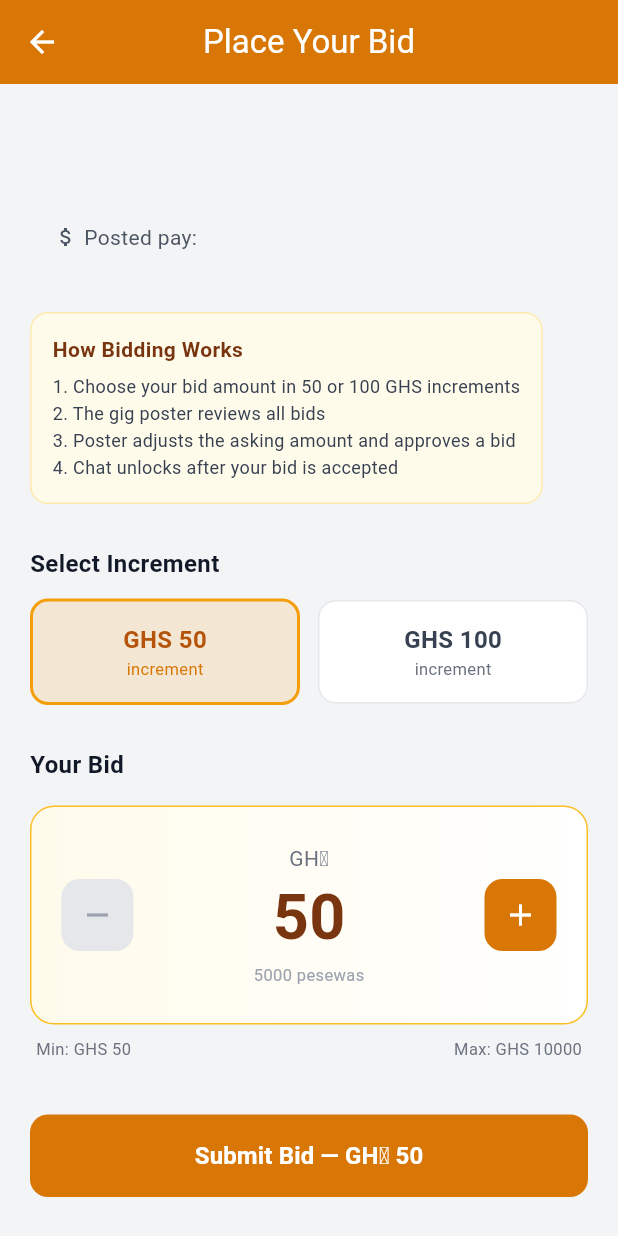
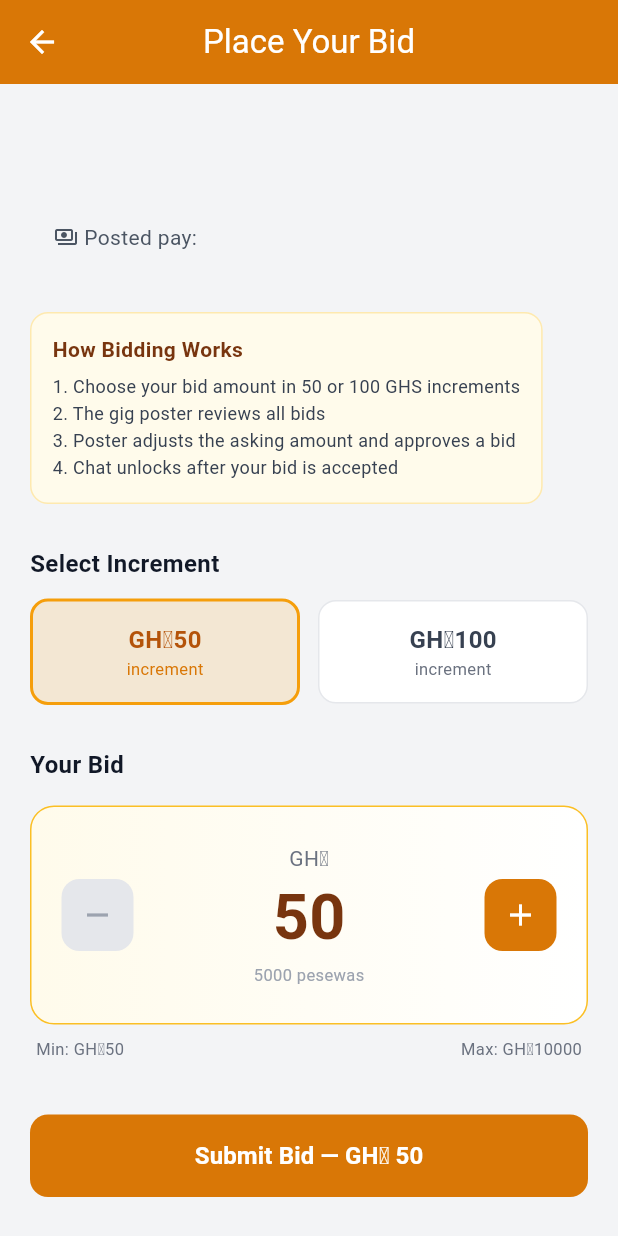
Before and after one commit to dcharway/akwaabagigs_mobile_app, a Flutter app: the BidScreen screen opened directly with empty values, on a phone screen of 412 x 824 dp. Run offline on Flutter 3.47's test engine with Material 3 defaults, Android fonts, the phone set to English and light mode, and no system bars; our stand-ins replace cached_network_image, carousel_slider, image_picker, parse_server_sdk_flutter, permission_handler, shared_preferences and 2 more; missing offline and left inert: flutter_ai_toolkit; accounts and stored records are empty; network calls fail.

Commit message:
Replace all $ / GHS currency references with GH₵ (Ghana Cedis)
Standardized all currency display across the entire app to use the
Ghana Cedis symbol GH₵ instead of GHS text or $ dollar signs.

- Replaced all 'GHS X' text with 'GH₵X' across 14 files
- Replaced Icons.attach_money ($) with Icons.payments_outlined in
  job_details, job_applications, bid_screen, post_gig, edit_gig, escrow
- Updated all prefixText fields from 'GHS ' to 'GH₵ '
- Updated all label text from '(GHS)' to '(GH₵)'
- Updated pricing tier descriptions (GH₵50/day, GH₵250/week, etc.)

https://claude.ai/code/session_012PKBSfAkDvPcbEGxMprzbh

```diff
--- a/lib/screens/admin_manage_store_screen.dart
+++ b/lib/screens/admin_manage_store_screen.dart
@@ -58,7 +58,7 @@ class _AdminManageStoreScreenState extends State<AdminManageStoreScreen>
               controller: priceController,
               keyboardType: TextInputType.number,
               decoration: const InputDecoration(
-                labelText: 'Price (GHS)',
+                labelText: 'Price (GH₵)',
                 prefixText: 'GH₵ ',
               ),
             ),
--- a/lib/screens/admin_post_product_screen.dart
+++ b/lib/screens/admin_post_product_screen.dart
@@ -210,8 +210,8 @@ class _AdminPostProductScreenState extends State<AdminPostProductScreen> {
                       controller: _priceController,
                       keyboardType: TextInputType.number,
                       decoration: const InputDecoration(
-                        labelText: 'Price (GHS)',
-                        prefixText: 'GH₵ ',
+                        labelText: 'Price (GH₵)',
+                        prefixText: 'GH₵',
                       ),
                       validator: (v) {
                         if (v == null || v.isEmpty) return 'Required';
--- a/lib/screens/admin_video_ads_screen.dart
+++ b/lib/screens/admin_video_ads_screen.dart
@@ -168,7 +168,7 @@ class _AdminVideoAdsScreenState extends State<AdminVideoAdsScreen> {
                       ),
                     ),
                     const SizedBox(height: 4),
-                    Text('GHS ${priceGhs.toStringAsFixed(0)}',
+                    Text('GH₵${priceGhs.toStringAsFixed(0)}',
                         style: const TextStyle(
                             fontWeight: FontWeight.bold,
                             color: AppColors.amber700)),
@@ -329,9 +329,9 @@ class _CreateVideoAdScreenState extends State<_CreateVideoAdScreen> {
   File? _videoFile;
 
   static const Map<String, Map<String, dynamic>> _pricingTiers = {
-    'daily': {'label': 'Daily', 'priceGhs': 50, 'desc': 'GHS 50/day'},
-    'weekly': {'label': 'Weekly', 'priceGhs': 250, 'desc': 'GHS 250/week'},
-    'monthly': {'label': 'Monthly', 'priceGhs': 800, 'desc': 'GHS 800/month'},
+    'daily': {'label': 'Daily', 'priceGhs': 50, 'desc': 'GH₵50/day'},
+    'weekly': {'label': 'Weekly', 'priceGhs': 250, 'desc': 'GH₵250/week'},
+    'monthly': {'label': 'Monthly', 'priceGhs': 800, 'desc': 'GH₵800/month'},
     'custom': {'label': 'Custom', 'priceGhs': 0, 'desc': 'Negotiable'},
   };
 
@@ -678,8 +678,8 @@ class _CreateVideoAdScreenState extends State<_CreateVideoAdScreen> {
                   controller: _customPriceController,
                   keyboardType: TextInputType.number,
                   decoration: const InputDecoration(
-                    labelText: 'Custom Price (GHS)',
-                    prefixText: 'GHS ',
+                    labelText: 'Custom Price (GH₵)',
+                    prefixText: 'GH₵ ',
                   ),
                   onChanged: (_) => setState(() {}),
                 ),
@@ -714,7 +714,7 @@ class _CreateVideoAdScreenState extends State<_CreateVideoAdScreen> {
                       ],
                     ),
                     Text(
-                      'GHS ${_totalGhs.toStringAsFixed(2)}',
+                      'GH₵${_totalGhs.toStringAsFixed(2)}',
                       style: const TextStyle(
                           fontSize: 22,
                           fontWeight: FontWeight.bold,
@@ -745,7 +745,7 @@ class _CreateVideoAdScreenState extends State<_CreateVideoAdScreen> {
                               strokeWidth: 2,
                               color: Colors.white))
                       : Text(
-                          'Create Ad — GHS ${_totalGhs.toStringAsFixed(2)}',
+                          'Create Ad — GH₵${_totalGhs.toStringAsFixed(2)}',
                           style: const TextStyle(fontSize: 16)),
                 ),
               ),
@@ -896,7 +896,7 @@ class _EditVideoAdScreenState extends State<_EditVideoAdScreen> {
               controller: _priceController,
               keyboardType: TextInputType.number,
               decoration: const InputDecoration(
-                  labelText: 'Price (GHS)', prefixText: 'GHS '),
+                  labelText: 'Price (GH₵)', prefixText: 'GH₵ '),
             ),
             const SizedBox(height: 20),
             Row(
--- a/lib/screens/bid_screen.dart
+++ b/lib/screens/bid_screen.dart
@@ -56,7 +56,7 @@ class _BidScreenState extends State<BidScreen> {
         ScaffoldMessenger.of(context).showSnackBar(
           SnackBar(
             content: Text(
-                'Bid of GHS $_bidAmountGhs submitted! The poster will review your bid.'),
+                'Bid of GH₵$_bidAmountGhs submitted! The poster will review your bid.'),
             backgroundColor: Colors.green,
           ),
         );
@@ -117,7 +117,7 @@ class _BidScreenState extends State<BidScreen> {
                   const SizedBox(height: 8),
                   Row(
                     children: [
-                      const Icon(Icons.attach_money,
+                      const Icon(Icons.payments_outlined,
                           size: 16, color: AppColors.gray600),
                       const SizedBox(width: 4),
                       Text(
@@ -296,10 +296,10 @@ class _BidScreenState extends State<BidScreen> {
               child: Row(
                 mainAxisAlignment: MainAxisAlignment.spaceBetween,
                 children: [
-                  Text('Min: GHS $_minBid',
+                  Text('Min: GH₵$_minBid',
                       style: const TextStyle(
                           fontSize: 11, color: AppColors.gray500)),
-                  Text('Max: GHS $_maxBid',
+                  Text('Max: GH₵$_maxBid',
                       style: const TextStyle(
                           fontSize: 11, color: AppColors.gray500)),
                 ],
@@ -381,7 +381,7 @@ class _BidScreenState extends State<BidScreen> {
           child: Column(
             children: [
               Text(
-                'GHS $value',
+                'GH₵$value',
                 style: TextStyle(
                   fontSize: 16,
                   fontWeight: FontWeight.bold,
--- a/lib/screens/boost_gig_screen.dart
+++ b/lib/screens/boost_gig_screen.dart
@@ -261,7 +261,7 @@ class _BoostGigScreenState extends State<BoostGigScreen> {
                             style: const TextStyle(
                                 fontWeight: FontWeight.w500)),
                       ),
-                      Text('GHS ${opt['price']}',
+                      Text('GH₵${opt['price']}',
                           style: TextStyle(
                             fontWeight: FontWeight.bold,
                             fontSize: 16,
@@ -319,7 +319,7 @@ class _BoostGigScreenState extends State<BoostGigScreen> {
                         child: CircularProgressIndicator(
                             strokeWidth: 2, color: Colors.white))
                     : Text(
-                        'Pay GHS ${selectedOption['price']} for ${boost['name']}',
+                        'Pay GH₵${selectedOption['price']} for ${boost['name']}',
                         style: const TextStyle(
                             fontSize: 15, fontWeight: FontWeight.w600),
                       ),
--- a/lib/screens/edit_gig_screen.dart
+++ b/lib/screens/edit_gig_screen.dart
@@ -181,7 +181,7 @@ class _EditGigScreenState extends State<EditGigScreen> {
                 controller: _salaryController,
                 decoration: const InputDecoration(
                   labelText: 'Pay / Salary',
-                  prefixIcon: Icon(Icons.attach_money),
+                  prefixIcon: Icon(Icons.payments_outlined),
                 ),
                 validator: (v) =>
                     v == null || v.isEmpty ? 'Salary is required' : null,
--- a/lib/screens/escrow_screen.dart
+++ b/lib/screens/escrow_screen.dart
@@ -93,7 +93,7 @@ class _EscrowScreenState extends State<EscrowScreen> {
       builder: (context) => AlertDialog(
         title: const Text('Release Payment'),
         content: Text(
-          'Release GHS ${widget.job.escrowAmount} to the worker?\n\n'
+          'Release GH₵${widget.job.escrowAmount} to the worker?\n\n'
           'Service fee ($_serviceFeePercent%): GHS ${(widget.job.escrowAmount * _serviceFeePercent / 100).round()}\n'
           'Worker receives: GHS ${widget.job.escrowAmount - (widget.job.escrowAmount * _serviceFeePercent / 100).round()}\n\n'
           'This action cannot be undone.',
@@ -248,7 +248,7 @@ class _EscrowScreenState extends State<EscrowScreen> {
                           isReleased
                               ? 'Released'
                               : isFunded
-                                  ? 'Funded (GHS ${widget.job.escrowAmount})'
+                                  ? 'Funded (GH₵${widget.job.escrowAmount})'
                                   : 'Not funded',
                           style: TextStyle(
                             fontSize: 12,
@@ -310,7 +310,7 @@ class _EscrowScreenState extends State<EscrowScreen> {
                   onPressed: _isProcessing ? null : _releaseEscrow,
                   icon: const Icon(Icons.send),
                   label: Text(
-                      'Release GHS ${widget.job.escrowAmount} to Worker'),
+                      'Release GH₵${widget.job.escrowAmount} to Worker'),
                   style: FilledButton.styleFrom(
                     backgroundColor: AppColors.emerald600,
                     foregroundColor: Colors.white,
@@ -332,9 +332,9 @@ class _EscrowScreenState extends State<EscrowScreen> {
                 controller: _amountController,
                 keyboardType: TextInputType.number,
                 decoration: InputDecoration(
-                  labelText: 'Amount (GHS)',
+                  labelText: 'Amount (GH₵)',
                   hintText: 'Enter payment amount',
-                  prefixIcon: const Icon(Icons.attach_money,
+                  prefixIcon: const Icon(Icons.payments_outlined,
                       color: AppColors.amber600),
                   filled: true,
                   fillColor: AppColors.gray100,
@@ -379,7 +379,7 @@ class _EscrowScreenState extends State<EscrowScreen> {
                               style: TextStyle(
                                   color: AppColors.gray600)),
                           Text(
-                              'GHS ${_amountController.text}',
+                              'GH₵${_amountController.text}',
                               style: const TextStyle(
                                   fontWeight: FontWeight.w600)),
                         ],
@@ -395,7 +395,7 @@ class _EscrowScreenState extends State<EscrowScreen> {
                                   color: AppColors.gray600,
                                   fontSize: 12)),
                           Text(
-                            'GHS ${((int.tryParse(_amountController.text) ?? 0) * _serviceFeePercent / 100).round()}',
+                            'GH₵${((int.tryParse(_amountController.text) ?? 0) * _serviceFeePercent / 100).round()}',
                             style: const TextStyle(fontSize: 12),
                           ),
                         ],
--- a/lib/screens/job_applications_screen.dart
+++ b/lib/screens/job_applications_screen.dart
@@ -77,8 +77,8 @@ class _JobApplicationsScreenState extends State<JobApplicationsScreen> {
           mainAxisSize: MainAxisSize.min,
           children: [
             const Text(
-              'Set or adjust the job amount (in GHS). '
-              'Bids must be in 50 or 100 GHS increments.',
+              'Set or adjust the job amount (in GH₵). '
+              'Bids must be in 50 or 100 GH₵ increments.',
               style: TextStyle(fontSize: 13, color: AppColors.gray600),
             ),
             const SizedBox(height: 16),
@@ -86,7 +86,7 @@ class _JobApplicationsScreenState extends State<JobApplicationsScreen> {
               controller: controller,
               keyboardType: TextInputType.number,
               decoration: InputDecoration(
-                labelText: 'Amount (GHS)',
+                labelText: 'Amount (GH₵)',
                 prefixText: 'GH₵ ',
                 border: OutlineInputBorder(
                   borderRadius: BorderRadius.circular(12),
@@ -120,7 +120,7 @@ class _JobApplicationsScreenState extends State<JobApplicationsScreen> {
           ScaffoldMessenger.of(context).showSnackBar(
             SnackBar(
               content: Text(
-                  'Asking amount set to GHS ${(result / 100).round()}'),
+                  'Asking amount set to GH₵${(result / 100).round()}'),
               backgroundColor: Colors.green,
             ),
           );
@@ -270,7 +270,7 @@ class _JobApplicationsScreenState extends State<JobApplicationsScreen> {
                               color: AppColors.amber50,
                               child: Row(
                                 children: [
-                                  const Icon(Icons.attach_money,
+                                  const Icon(Icons.payments_outlined,
                                       size: 18,
                                       color: AppColors.amber700),
                                   const SizedBox(width: 8),
--- a/lib/screens/job_details_screen.dart
+++ b/lib/screens/job_details_screen.dart
@@ -133,7 +133,7 @@ class _JobDetailsScreenState extends State<JobDetailsScreen> {
                   const SizedBox(height: 8),
                   _buildInfoRow(
                     context,
-                    Icons.attach_money,
+                    Icons.payments_outlined,
                     widget.job.salary,
                   ),
                   const SizedBox(height: 8),
--- a/lib/screens/my_gigs_screen.dart
+++ b/lib/screens/my_gigs_screen.dart
@@ -353,7 +353,7 @@ class _MyGigsScreenState extends State<MyGigsScreen> {
                           borderRadius: BorderRadius.circular(8),
                         ),
                         child: Text(
-                          'Escrow: GHS ${job.escrowAmount}',
+                          'Escrow: GH₵${job.escrowAmount}',
                           style: const TextStyle(
                               fontSize: 10,
                               fontWeight: FontWeight.bold,
--- a/lib/screens/payment_screen.dart
+++ b/lib/screens/payment_screen.dart
@@ -191,7 +191,7 @@ class _PaymentScreenState extends State<PaymentScreen> {
                               ),
                             )
                           : Text(
-                              'Pay GHS ${_totalAmount.toStringAsFixed(2)}',
+                              'Pay GH₵${_totalAmount.toStringAsFixed(2)}',
                               style: const TextStyle(
                                 fontSize: 16,
                                 fontWeight: FontWeight.w600,
@@ -354,7 +354,7 @@ class _PaymentScreenState extends State<PaymentScreen> {
                     color: AppColors.gray900),
               ),
               Text(
-                'GHS ${_totalAmount.toStringAsFixed(2)}',
+                'GH₵${_totalAmount.toStringAsFixed(2)}',
                 style: const TextStyle(
                     fontSize: 20,
                     fontWeight: FontWeight.bold,
@@ -400,7 +400,7 @@ class _PaymentScreenState extends State<PaymentScreen> {
           ),
         ),
         Text(
-          'GHS ${amount.toStringAsFixed(2)}',
+          'GH₵${amount.toStringAsFixed(2)}',
           style: const TextStyle(
               fontWeight: FontWeight.w600,
               fontSize: 15,
@@ -576,7 +576,7 @@ class _PaymentScreenState extends State<PaymentScreen> {
               _buildCashStep(
                   '1', 'Visit any Akwaaba Gigs authorized agent'),
               _buildCashStep('2',
-                  'Pay GHS ${_totalAmount.toStringAsFixed(2)} and collect your receipt'),
+                  'Pay GH₵${_totalAmount.toStringAsFixed(2)} and collect your receipt'),
               _buildCashStep(
                   '3', 'Enter the receipt number below to confirm'),
               const SizedBox(height: 12),
@@ -629,7 +629,7 @@ class _PaymentScreenState extends State<PaymentScreen> {
               _buildBankDetailRow('Account No.', '1234567890'),
               _buildBankDetailRow('Branch', 'Accra Main'),
               _buildBankDetailRow(
-                  'Amount', 'GHS ${_totalAmount.toStringAsFixed(2)}'),
+                  'Amount', 'GH₵${_totalAmount.toStringAsFixed(2)}'),
               const SizedBox(height: 12),
               TextField(
                 controller: _referenceController,
@@ -738,7 +738,7 @@ class _PaymentScreenState extends State<PaymentScreen> {
             ],
           ),
           Text(
-            'GHS ${_totalAmount.toStringAsFixed(2)}',
+            'GH₵${_totalAmount.toStringAsFixed(2)}',
             style: const TextStyle(
                 fontSize: 24,
                 fontWeight: FontWeight.bold,
@@ -801,17 +801,17 @@ class _PaymentScreenState extends State<PaymentScreen> {
                                 color: AppColors.gray900),
                             textAlign: TextAlign.center),
                         const SizedBox(height: 6),
-                        _buildReceiptRow('Posting Fee', 'GHS ${_postingFee.toStringAsFixed(2)}'),
+                        _buildReceiptRow('Posting Fee', 'GH₵${_postingFee.toStringAsFixed(2)}'),
                         _buildReceiptRow(
                             'VAT (${(_vatRate * 100).toStringAsFixed(0)}%)',
-                            'GHS ${_vatAmount.toStringAsFixed(2)}'),
+                            'GH₵${_vatAmount.toStringAsFixed(2)}'),
                         _buildReceiptRow(
                             'Platform Fee',
-                            'GHS ${_platformFee.toStringAsFixed(2)}'),
+                            'GH₵${_platformFee.toStringAsFixed(2)}'),
                         const Divider(height: 12),
                         _buildReceiptRow(
                           'Total Paid',
-                          'GHS ${_totalAmount.toStringAsFixed(2)}',
+                          'GH₵${_totalAmount.toStringAsFixed(2)}',
                           bold: true,
                         ),
                         const SizedBox(height: 4),
--- a/lib/screens/post_gig_screen.dart
+++ b/lib/screens/post_gig_screen.dart
@@ -268,8 +268,8 @@ class _PostGigScreenState extends State<PostGigScreen> {
                 controller: _salaryController,
                 decoration: const InputDecoration(
                   labelText: 'Pay / Salary',
-                  hintText: 'e.g., GHS 500/day or Negotiable',
-                  prefixIcon: Icon(Icons.attach_money),
+                  hintText: 'e.g., GH₵500/day or Negotiable',
+                  prefixIcon: Icon(Icons.payments_outlined),
                 ),
                 validator: (v) =>
                     v == null || v.isEmpty ? 'Salary is required' : null,
--- a/lib/screens/pro_subscription_screen.dart
+++ b/lib/screens/pro_subscription_screen.dart
@@ -281,7 +281,7 @@ class _ProSubscriptionScreenState extends State<ProSubscriptionScreen> {
                                   ),
                                 ),
                                 Text(
-                                  'GHS ${plan['price']}',
+                                  'GH₵${plan['price']}',
                                   style: TextStyle(
                                     fontSize: 20,
                                     fontWeight: FontWeight.bold,
@@ -365,7 +365,7 @@ class _ProSubscriptionScreenState extends State<ProSubscriptionScreen> {
                                   strokeWidth: 2,
                                   color: Colors.white))
                           : Text(
-                              'Pay GHS ${_plans[_selectedIndex]['price']} for ${_plans[_selectedIndex]['name']}',
+                              'Pay GH₵${_plans[_selectedIndex]['price']} for ${_plans[_selectedIndex]['name']}',
                               style: const TextStyle(
                                   fontSize: 15,
                                   fontWeight: FontWeight.w600),
```
